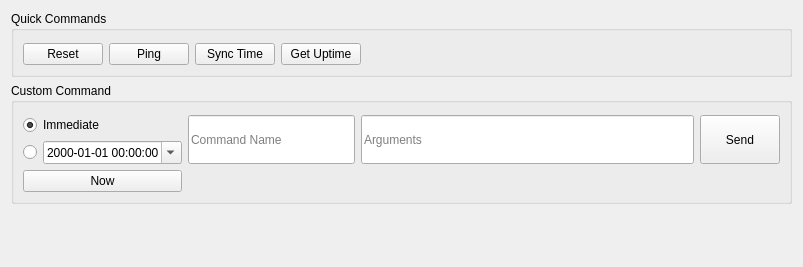
This is san-antonio/sanantonio/ui/control_panels/cmds_panel.ui in jumiknows/AleasatV2 as Qt 5 draws it before an edit. The edited form follows.
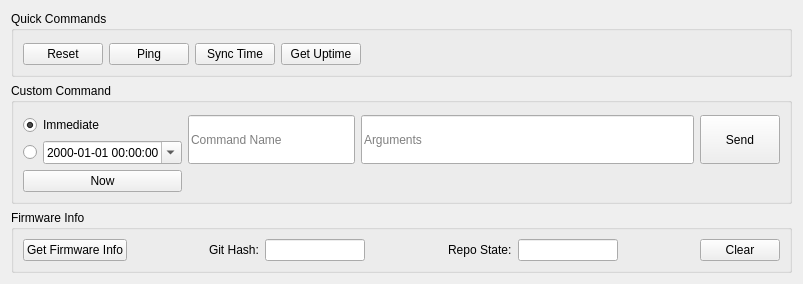
This is the edited form.

Commit message:
POST-ESA - Added FW info to SA https://gitlab.com/alea-2020/command-data-handling/obc2-firmware/-/merge_requests/232
# Overview
- Added sub-panel to San Antonio Commands panel to retrieve the firmware githash and clean/dirty state
- Added clean/dirty state to FW_INFO command

# Testing
Manually tested on OBC and LaunchPad

```diff
--- a/san-antonio/sanantonio/ui/control_panels/cmds_panel.ui
+++ b/san-antonio/sanantonio/ui/control_panels/cmds_panel.ui
@@ -7,7 +7,7 @@
     <x>0</x>
     <y>0</y>
     <width>803</width>
-    <height>267</height>
+    <height>280</height>
    </rect>
   </property>
   <property name="windowTitle">
@@ -181,6 +181,129 @@
      </layout>
     </widget>
    </item>
+   <item>
+    <widget class="QGroupBox" name="fw_info_box">
+     <property name="title">
+      <string>Firmware Info</string>
+     </property>
+     <layout class="QHBoxLayout" name="horizontalLayout">
+      <item>
+       <widget class="QPushButton" name="fw_info_btn">
+        <property name="sizePolicy">
+         <sizepolicy hsizetype="Fixed" vsizetype="Fixed">
+          <horstretch>0</horstretch>
+          <verstretch>0</verstretch>
+         </sizepolicy>
+        </property>
+        <property name="text">
+         <string>Get Firmware Info</string>
+        </property>
+       </widget>
+      </item>
+      <item>
+       <spacer name="horizontalSpacer_3">
+        <property name="orientation">
+         <enum>Qt::Horizontal</enum>
+        </property>
+        <property name="sizeHint" stdset="0">
+         <size>
+          <width>40</width>
+          <height>20</height>
+         </size>
+        </property>
+       </spacer>
+      </item>
+      <item>
+       <widget class="QLabel" name="githash_lbl">
+        <property name="text">
+         <string>Git Hash:</string>
+        </property>
+       </widget>
+      </item>
+      <item>
+       <widget class="QLineEdit" name="githash_val">
+        <property name="sizePolicy">
+         <sizepolicy hsizetype="Fixed" vsizetype="Fixed">
+          <horstretch>0</horstretch>
+          <verstretch>0</verstretch>
+         </sizepolicy>
+        </property>
+        <property name="maximumSize">
+         <size>
+          <width>100</width>
+          <height>16777215</height>
+         </size>
+        </property>
+        <property name="readOnly">
+         <bool>true</bool>
+        </property>
+       </widget>
+      </item>
+      <item>
+       <spacer name="horizontalSpacer_4">
+        <property name="orientation">
+         <enum>Qt::Horizontal</enum>
+        </property>
+        <property name="sizeHint" stdset="0">
+         <size>
+          <width>40</width>
+          <height>20</height>
+         </size>
+        </property>
+       </spacer>
+      </item>
+      <item>
+       <widget class="QLabel" name="repo_state_lbl">
+        <property name="text">
+         <string>Repo State:</string>
+        </property>
+       </widget>
+      </item>
+      <item>
+       <widget class="QLineEdit" name="repo_state_val">
+        <property name="sizePolicy">
+         <sizepolicy hsizetype="Fixed" vsizetype="Fixed">
+          <horstretch>0</horstretch>
+          <verstretch>0</verstretch>
+         </sizepolicy>
+        </property>
+        <property name="maximumSize">
+         <size>
+          <width>100</width>
+          <height>16777215</height>
+         </size>
+        </property>
+       </widget>
+      </item>
+      <item>
+       <spacer name="horizontalSpacer_2">
+        <property name="orientation">
+         <enum>Qt::Horizontal</enum>
+        </property>
+        <property name="sizeHint" stdset="0">
+         <size>
+          <width>40</width>
+          <height>20</height>
+         </size>
+        </property>
+       </spacer>
+      </item>
+      <item>
+       <widget class="QPushButton" name="fw_info_clear_btn">
+        <property name="sizePolicy">
+         <sizepolicy hsizetype="Fixed" vsizetype="Fixed">
+          <horstretch>0</horstretch>
+          <verstretch>0</verstretch>
+         </sizepolicy>
+        </property>
+        <property name="text">
+         <string>Clear</string>
+        </property>
+       </widget>
+      </item>
+     </layout>
+    </widget>
+   </item>
    <item>
     <spacer name="verticalSpacer">
      <property name="orientation">
```
The commit also changes 4 other files.
